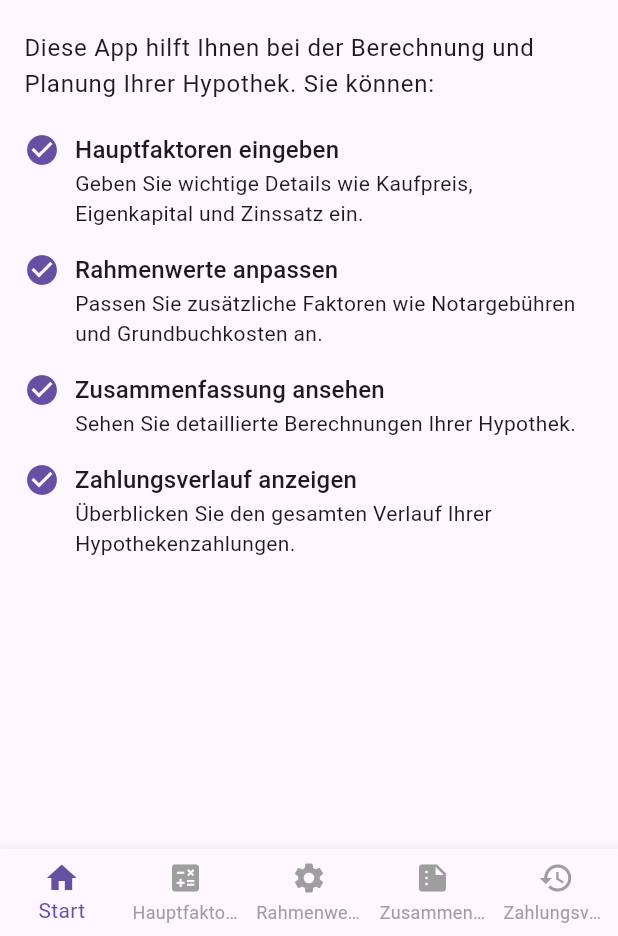
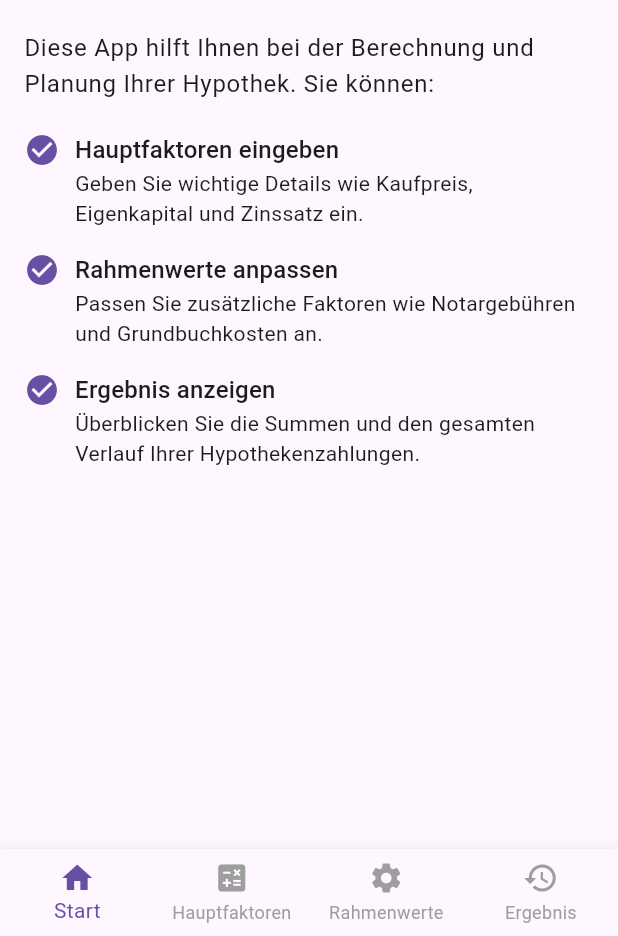
Before and after one commit to dullibri/immo24calulator, a Flutter app: the screen it shows after launch, on a phone screen of 412 x 824 dp, the part 300-1236 px from its top. Run offline on Flutter 3.47's test engine with Material 3 defaults, Android fonts, the phone set to English and light mode, and no system bars; our stand-ins replace flutter_masked_text2.

Commit message:
Refactored PaymentHistoryPage and WelcomePage, removed SummaryPage, and updated BottomNavigation

```diff
--- a/lib/welcome_page.dart
+++ b/lib/welcome_page.dart
@@ -26,10 +26,8 @@ class WelcomePage extends StatelessWidget {
                 'Geben Sie wichtige Details wie Kaufpreis, Eigenkapital und Zinssatz ein.'),
             _buildFeatureItem(context, 'Rahmenwerte anpassen',
                 'Passen Sie zusätzliche Faktoren wie Notargebühren und Grundbuchkosten an.'),
-            _buildFeatureItem(context, 'Zusammenfassung ansehen',
-                'Sehen Sie detaillierte Berechnungen Ihrer Hypothek.'),
-            _buildFeatureItem(context, 'Zahlungsverlauf anzeigen',
-                'Überblicken Sie den gesamten Verlauf Ihrer Hypothekenzahlungen.'),
+            _buildFeatureItem(context, 'Ergebnis anzeigen',
+                'Überblicken Sie die Summen und den gesamten Verlauf Ihrer Hypothekenzahlungen.'),
           ],
         ),
       ),
--- a/lib/widgets/bottom_navigation.dart
+++ b/lib/widgets/bottom_navigation.dart
@@ -20,7 +20,6 @@ class _BottomNavigationState extends State<BottomNavigation> {
     WelcomePage(),
     FactorsPage(),
     ValuesPage(),
-    _SummaryPageWrapper(),
     _PaymentHistoryPageWrapper(),
   ];
 
@@ -28,8 +27,7 @@ class _BottomNavigationState extends State<BottomNavigation> {
     'Willkommen',
     'Hauptfaktoren',
     'Rahmenwerte',
-    'Zusammenfassung',
-    'Zahlungsverlauf',
+    'Ergebnis',
   ];
 
   void _onItemTapped(int index) {
@@ -61,12 +59,8 @@ class _BottomNavigationState extends State<BottomNavigation> {
             label: 'Rahmenwerte',
           ),
           BottomNavigationBarItem(
-            icon: Icon(Icons.summarize),
-            label: 'Zusammenfassung',
-          ),
-          BottomNavigationBarItem(
             icon: Icon(Icons.history),
-            label: 'Zahlungsverlauf',
+            label: 'Ergebnis',
           ),
         ],
         currentIndex: _selectedIndex,
```
Also changed, not shown: lib/payment_history_page.dart (+37 -50 lines).
